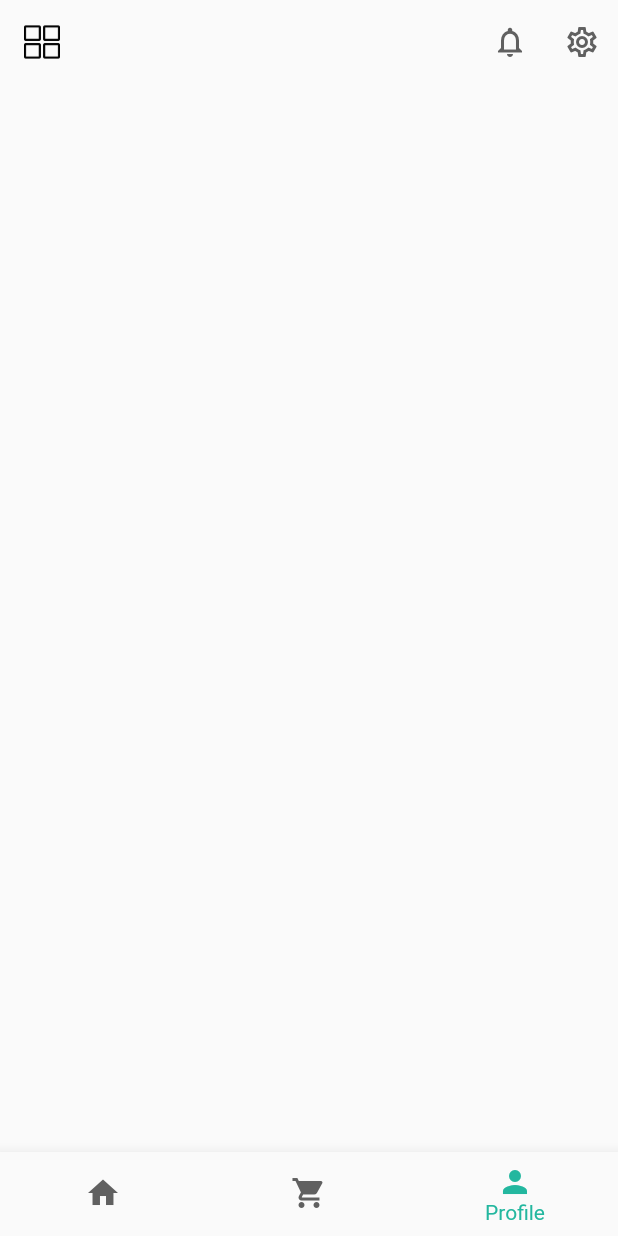
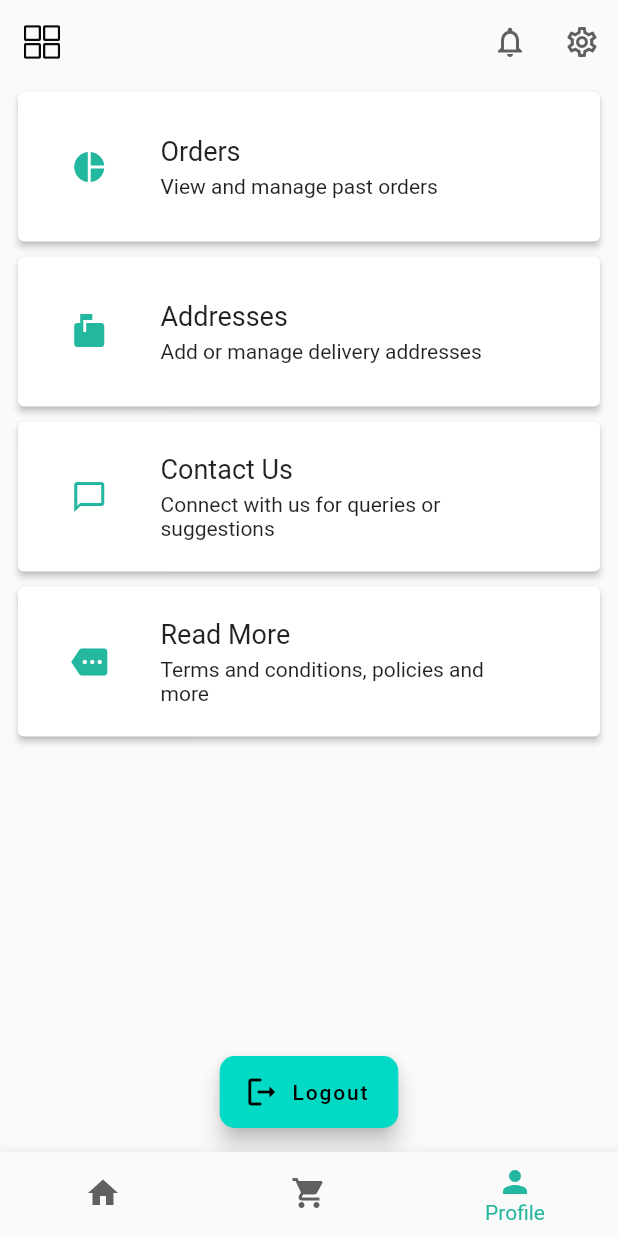
Before and after one commit to VinuBalagopalAP/Rent-Me-App, a Flutter app: the Home screen opened directly, item 3 of the bottom bar chosen, on a phone screen of 412 x 824 dp. Run offline on Flutter 3.47's test engine with Material 2 defaults, Android fonts, the phone set to English and light mode, and no system bars; our stand-ins replace animated_splash_screen, firebase_auth, google_sign_in; accounts and stored records are empty.

```diff
--- a/lib/models/item.dart
+++ b/lib/models/item.dart
@@ -4,6 +4,7 @@ import 'package:flutter/material.dart';
 
 /// [ Item ] is the model for the [ Item ] that is [ available for rent ]
 class Item with ChangeNotifier {
+  final int id;
   final String name;
   final String image;
   final String description;
@@ -21,6 +22,7 @@ class Item with ChangeNotifier {
   ];
 
   Item({
+    required this.id,
     required this.name,
     required this.image,
     required this.description,
--- a/lib/provider/home_navigation_provider.dart
+++ b/lib/provider/home_navigation_provider.dart
@@ -1,10 +1,13 @@
 import 'package:flutter/material.dart';
 
 class HomeNavigation extends ChangeNotifier {
+  /// [ currentIndex ] is the index of the [ currentPage ]
   int _currentIndex = 0;
 
+  /// [ currentIndex ] is the getter for [ currentIndex ]
   int get currentIndex => _currentIndex;
 
+  /// [ setIndex ] is the function to set the [ currentIndex ]
   void setIndex(int index) {
     _currentIndex = index;
     notifyListeners();
--- a/lib/provider/items_provider.dart
+++ b/lib/provider/items_provider.dart
@@ -6,6 +6,7 @@ class RentalItems with ChangeNotifier {
   /// [ _items ] is the list of items that are [ available for rent ]
   static final List<Item> _items = [
     Item(
+      id: 1,
       name: "Bike",
       image: "bike.png",
       description:
@@ -15,6 +16,7 @@ class RentalItems with ChangeNotifier {
       isNewModel: false,
     ),
     Item(
+      id: 2,
       name: "Cycle",
       image: "cycle.png",
       description:
@@ -24,6 +26,7 @@ class RentalItems with ChangeNotifier {
       isNewModel: false,
     ),
     Item(
+      id: 3,
       name: "DJ Set",
       image: "djset.png",
       description: 'A DJ set is a set of equipment for a DJ.',
@@ -32,6 +35,7 @@ class RentalItems with ChangeNotifier {
       isNewModel: true,
     ),
     Item(
+      id: 4,
       name: " Mobile Beverage Set",
       image: "mbs.png",
       description:
@@ -41,6 +45,7 @@ class RentalItems with ChangeNotifier {
       isNewModel: true,
     ),
     Item(
+      id: 5,
       name: "Party Bus",
       image: "bus.png",
       description: 'A party bus is a vehicle for a party.',
@@ -50,10 +55,16 @@ class RentalItems with ChangeNotifier {
     ),
   ];
 
+  /// [ getID ] is the getter for [ id ]
+  List<Item> get getID => [..._items];
+
+  /// [ _isAllModelsSelected ] is the flag to check if all models are selected
   bool _isAllModelsSelected = true;
 
+  /// [ getIsAllModelsSelected ] is the getter for [ _isAllModelsSelected ]
   bool get getIsAllModelsSelected => _isAllModelsSelected;
 
+  /// [ toggleIsAllModelsSelected ] is the setter for [ _isAllModelsSelected ]
   void toggleIsAllModelsSelected() {
     _isAllModelsSelected = !_isAllModelsSelected;
     notifyListeners();
@@ -62,11 +73,13 @@ class RentalItems with ChangeNotifier {
   /// [ getItems ] is the getter for [ items ]
   List<Item> get getItems => [..._items];
 
+  /// [ searchItems ] is the list of items that are [ available for rent ] which need to be searched
   static List<Item> searchItems = [..._items];
 
   /// [ searchItems ] is the getter for [ searchItems ]
   List<Item> get getSearchItems => [...searchItems];
 
+  /// [ search ] is the function to search for [ items ]
   void search(String query) {
     searchItems = _items.where((item) {
       return item.name.toLowerCase().contains(query.toLowerCase());
--- a/lib/screens/cart/cart_screen.dart
+++ b/lib/screens/cart/cart_screen.dart
@@ -5,6 +5,15 @@ class CartScreen extends StatelessWidget {
 
   @override
   Widget build(BuildContext context) {
-    return Container();
+    return SizedBox(
+      width: double.infinity,
+      child: Column(
+        mainAxisAlignment: MainAxisAlignment.center,
+        crossAxisAlignment: CrossAxisAlignment.center,
+        children: const [
+          Text('No items added to the cart yet.'),
+        ],
+      ),
+    );
   }
 }
--- a/lib/screens/details/details.dart
+++ b/lib/screens/details/details.dart
@@ -5,7 +5,6 @@ import 'package:flutter/material.dart';
 import '../../models/item.dart';
 import '../../utils/theme.dart';
 import '../../widgets/add_to_cart.dart';
-import '../../widgets/buy_now.dart';
 import '../../widgets/fav_button.dart';
 import '../../widgets/rating.dart';
 import '../../widgets/selection_button.dart';
@@ -106,7 +105,6 @@ class _ItemDetailsState extends State<ItemDetails> {
                 style: const TextStyle(
                   fontSize: 18,
                   color: StoreTheme.black,
-                  // fontWeight: FontWeight.bold,
                 ),
               ),
               const SizedBox(
@@ -165,10 +163,10 @@ class _ItemDetailsState extends State<ItemDetails> {
               ),
               Row(
                 crossAxisAlignment: CrossAxisAlignment.end,
-                mainAxisAlignment: MainAxisAlignment.spaceEvenly,
+                mainAxisAlignment: MainAxisAlignment.center,
                 children: const [
                   AddToCart(),
-                  BuyNow(),
+                  // BuyNow(),
                 ],
               )
             ],
--- a/lib/screens/home/home.dart
+++ b/lib/screens/home/home.dart
@@ -18,15 +18,18 @@ class Home extends StatefulWidget {
 class HomeState extends State<Home> {
   @override
   Widget build(BuildContext context) {
+    /// [ homeNav ] is a [ HomeNavigationProvider ] which is used to change the current screen.
     final homeNav = Provider.of<HomeNavigation>(context);
 
+    /// [ pages ] is a list of [ Widgets] which are used to display the current screen.
     final List<Widget> pages = [
       const Menu(),
       const CartScreen(),
-      const LoginPage(),
+      const ProfilePage(),
     ];
 
     Widget bodyWidget() {
+      /// [ pages[homeNav.currentIndex] ] is used to display the current screen.
       return pages[homeNav.currentIndex];
     }
 
@@ -37,12 +40,17 @@ class HomeState extends State<Home> {
           leading: const MenuButton(),
           actions: actionButtons,
         ),
+
+        /// [ bodyWidget ] is a [ Stack ] which is used to display the current screen.
         body: bodyWidget(),
+
+        /// [ StoreBottomNavigationBar ] is a [ BottomNavigationBar ] which is used to change the current screen.
         bottomNavigationBar: const StoreBottomNavigation(),
       ),
     );
   }
 
+  /// [ actionButtons ] is a [ List ] of [ Widget ] which are used to display the current screen.
   List<Widget> get actionButtons {
     return [
       IconButton(
--- a/lib/screens/profile/profile.dart
+++ b/lib/screens/profile/profile.dart
@@ -1,10 +1,65 @@
 import 'package:flutter/material.dart';
+import 'package:rent_me/utils/theme.dart';
+import 'package:rent_me/widgets/profile_options.dart';
 
-class LoginPage extends StatelessWidget {
-  const LoginPage({Key? key}) : super(key: key);
+class ProfilePage extends StatelessWidget {
+  const ProfilePage({Key? key}) : super(key: key);
 
   @override
   Widget build(BuildContext context) {
-    return Container();
+    return Scaffold(
+      body: Column(
+        mainAxisAlignment: MainAxisAlignment.start,
+        children: const [
+          ProfileOptions(
+            icon: Icon(
+              Icons.pie_chart,
+              color: StoreTheme.primaryColor,
+            ),
+            subtitle: 'View and manage past orders',
+            title: 'Orders',
+          ),
+          ProfileOptions(
+            icon: Icon(
+              Icons.markunread_mailbox,
+              color: StoreTheme.primaryColor,
+            ),
+            subtitle: 'Add or manage delivery addresses',
+            title: 'Addresses',
+          ),
+          ProfileOptions(
+            icon: Icon(
+              Icons.chat_bubble_outline,
+              color: StoreTheme.primaryColor,
+            ),
+            subtitle: 'Connect with us for queries or suggestions',
+            title: 'Contact Us',
+          ),
+          ProfileOptions(
+            icon: Icon(
+              Icons.more,
+              color: StoreTheme.primaryColor,
+            ),
+            subtitle: 'Terms and conditions, policies and more',
+            title: 'Read More',
+          ),
+          // ElevatedButton.icon(
+          //   onPressed: () {},
+          //   icon: const Icon(Icons.logout_rounded),
+          //   label: const Text('Logout'),
+          // ),
+          SizedBox(height: 10),
+        ],
+      ),
+      floatingActionButton: FloatingActionButton.extended(
+        onPressed: () {},
+        label: const Text('Logout'),
+        icon: const Icon(Icons.logout_rounded),
+        shape: RoundedRectangleBorder(
+          borderRadius: BorderRadius.circular(10),
+        ),
+      ),
+      floatingActionButtonLocation: FloatingActionButtonLocation.centerFloat,
+    );
   }
 }
--- a/lib/widgets/bottom_nav.dart
+++ b/lib/widgets/bottom_nav.dart
@@ -11,6 +11,7 @@ class StoreBottomNavigation extends StatelessWidget {
   @override
   Widget build(BuildContext context) {
     final homeNav = Provider.of<HomeNavigation>(context);
+
     return BottomNavigationBar(
       currentIndex: homeNav.currentIndex,
       onTap: homeNav.setIndex,
--- /dev/null
+++ b/lib/widgets/profile_options.dart
@@ -0,0 +1,67 @@
+import 'package:flutter/material.dart';
+
+class ProfileOptions extends StatelessWidget {
+  const ProfileOptions({
+    Key? key,
+    required this.icon,
+    required this.title,
+    required this.subtitle,
+    this.ontap,
+  }) : super(key: key);
+
+  final Icon icon;
+  final String title;
+  final String subtitle;
+  final VoidCallback? ontap;
+
+  @override
+  Widget build(BuildContext context) {
+    return Padding(
+      padding: const EdgeInsets.symmetric(
+        horizontal: 8.0,
+        vertical: 1.0,
+      ),
+      child: GestureDetector(
+        onTap: ontap,
+        child: Card(
+          elevation: 2,
+          child: SizedBox(
+            height: 100,
+            child: Row(
+              mainAxisAlignment: MainAxisAlignment.start,
+              crossAxisAlignment: CrossAxisAlignment.center,
+              children: [
+                const SizedBox(width: 10),
+                SizedBox(
+                  height: 75,
+                  width: 75,
+                  child: icon,
+                ),
+                const SizedBox(width: 10),
+                Column(
+                  mainAxisAlignment: MainAxisAlignment.center,
+                  crossAxisAlignment: CrossAxisAlignment.start,
+                  children: [
+                    Text(
+                      title,
+                      style: const TextStyle(
+                        fontSize: 18,
+                      ),
+                    ),
+                    const SizedBox(height: 5),
+                    SizedBox(
+                      width: MediaQuery.of(context).size.width * 0.6,
+                      child: Text(
+                        subtitle,
+                      ),
+                    ),
+                  ],
+                ),
+              ],
+            ),
+          ),
+        ),
+      ),
+    );
+  }
+}
```
Also changed, not shown: lib/screens/menu/menu.dart (+11 -0 lines), lib/screens/splash/splash_screen.dart (+10 -2 lines).
